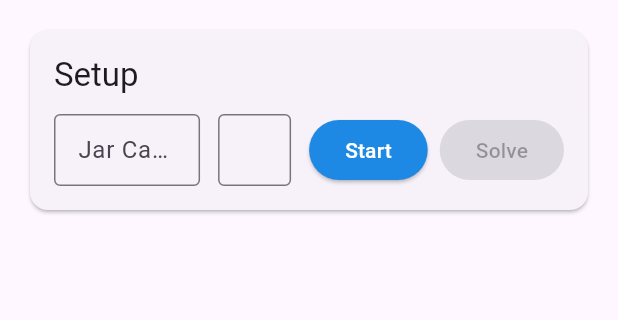
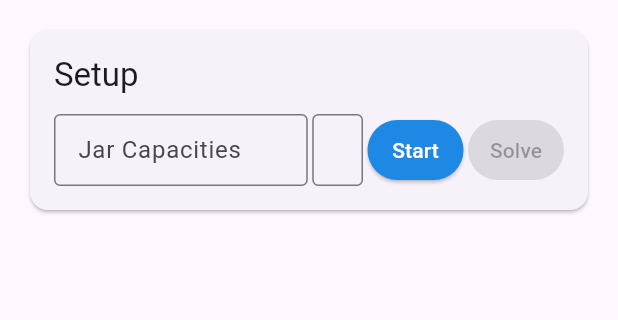
Before and after one commit to dev-ym/jars, a Flutter app: the screen it shows after launch, on a phone screen of 412 x 824 dp, the part 84-404 px from its top. Run offline on Flutter 3.47's test engine with Material 3 defaults, Android fonts, the phone set to English and light mode, and no system bars.

Commit message:
change layout

```diff
--- a/lib/main.dart
+++ b/lib/main.dart
@@ -662,54 +662,58 @@ class _LiquidTransferHomeState extends State<LiquidTransferHome>
                 child: Column(
                   crossAxisAlignment: CrossAxisAlignment.start,
                   children: [
-                    Text(
+                    if (!isSetup) Text(
                       'Setup',
                       style: Theme.of(context).textTheme.titleLarge,
                     ),
-                    SizedBox(height: 12),
+                    if (!isSetup) SizedBox(height: 12),
                     Row(
                       children: [
                         Expanded(
-                          flex: 2,
+                          flex: 5,
                           child: TextField(
                             controller: _capacitiesController,
                             decoration: InputDecoration(
                               labelText: 'Jar Capacities',
-                              hintText: 'e.g., 3, 5, 8',
+                              hintText: 'e.g.: 10,7,3',
                               border: OutlineInputBorder(),
                               contentPadding: EdgeInsets.symmetric(horizontal: 12, vertical: 8),
                             ),
                           ),
                         ),
-                        SizedBox(width: 12),
+                        SizedBox(width: isWiderThanTall ? 12 : 3),
                         Expanded(
+                          flex: 1,
                           child: TextField(
                             controller: _targetController,
                             decoration: InputDecoration(
                               labelText: 'Target',
-                              hintText: 'e.g., 4',
+                              hintText: 'e.g.: 5',
                               border: OutlineInputBorder(),
                               contentPadding: EdgeInsets.symmetric(horizontal: 12, vertical: 8),
                             ),
                             keyboardType: TextInputType.number,
                           ),
                         ),
-                        SizedBox(width: 12),
+                        SizedBox(width: isWiderThanTall ? 12 : 3),
                         ElevatedButton(
                           onPressed: _parseInputAndSetup,
                           child: Text('Start'),
                           style: ElevatedButton.styleFrom(
                             backgroundColor: Colors.blue.shade600,
                             foregroundColor: Colors.white,
+                            padding: EdgeInsets.symmetric(horizontal: 6, vertical: 4),
                           ),
                         ),
-                        SizedBox(width: 8),
+                        SizedBox(width: isWiderThanTall ? 12 : 3),
                         ElevatedButton(
                           onPressed: ((!isSetup) || isSolving || currentAmounts.contains(targetQuantity)) ? null : _executeSolution,
+
                           child: Text(isSolving ? 'Solving...' : 'Solve'),
                           style: ElevatedButton.styleFrom(
                             backgroundColor: Colors.green.shade600,
                             foregroundColor: Colors.white,
+                          padding: EdgeInsets.symmetric(horizontal: 6, vertical: 4),
                           ),
                         ),
                       ],
```
Also changed, not shown: 3 other files.
